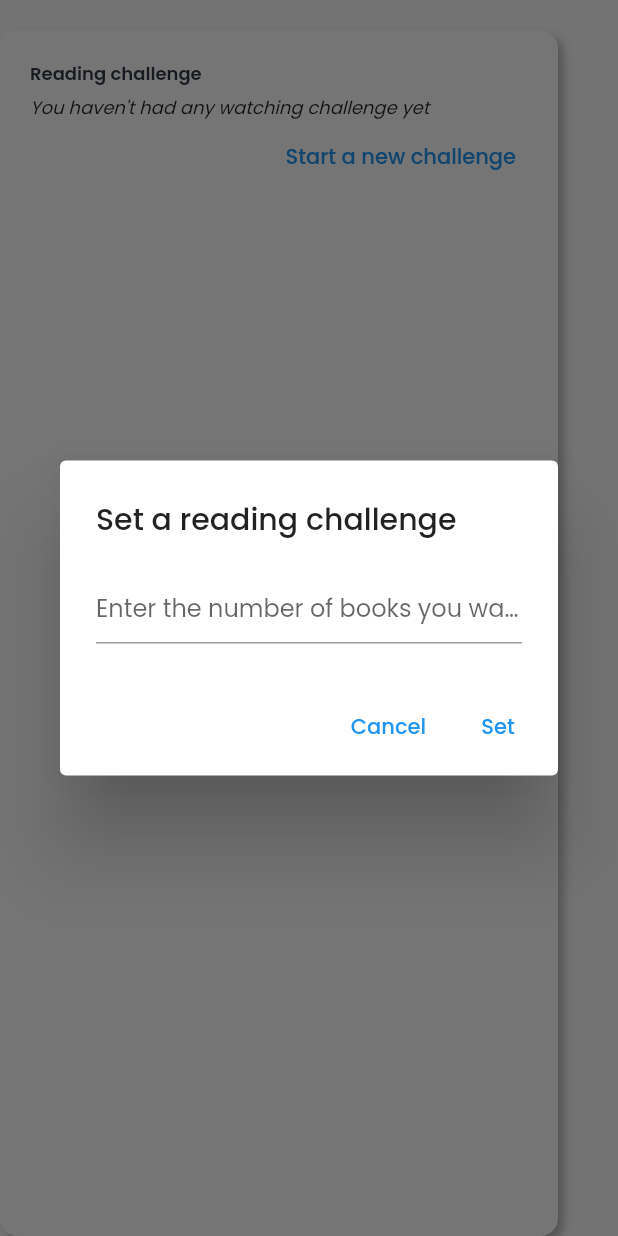
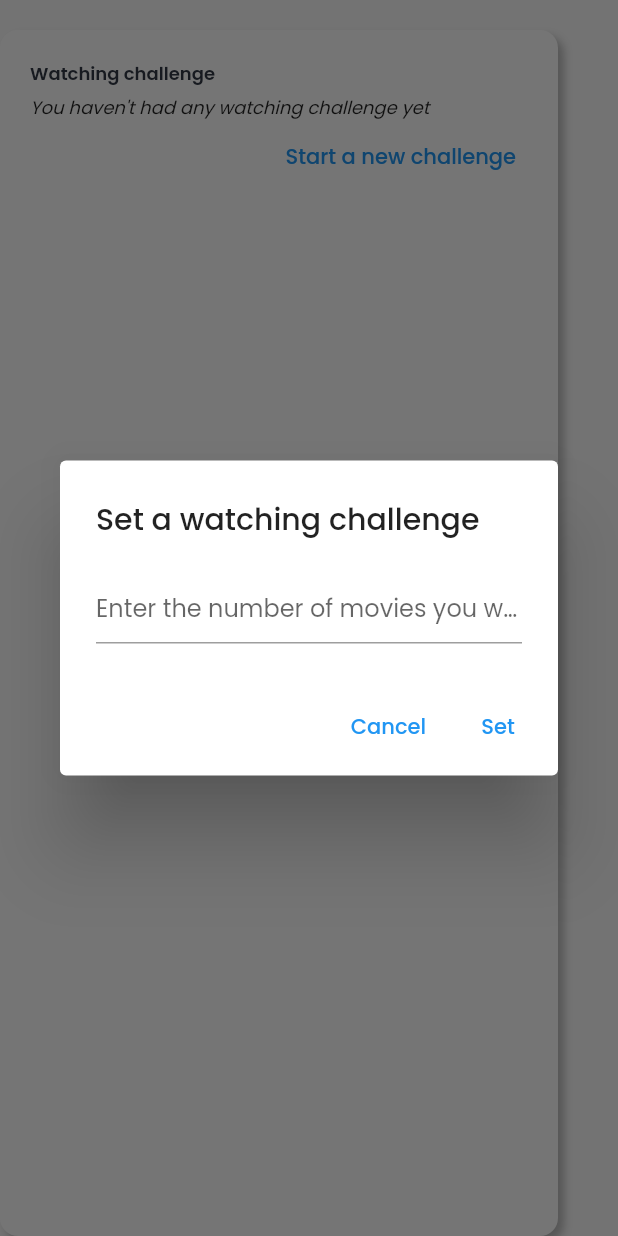
Before and after one commit to dkdeptrai/BookVies, a Flutter app: the WatchingChallengeWidget widget shown alone on an empty page, opened directly, after a tap on "Start a new challenge", on a phone screen of 412 x 824 dp. Run offline on Flutter 3.47's test engine with Material 2 defaults, Android fonts, the phone set to English and light mode, and no system bars; our stand-ins replace bloc, cached_network_image, carousel_slider, cloud_firestore, equatable, firebase_auth and 16 more; accounts and stored records are empty; project files that could hold a hidden picture were left out.

Commit message:
fix: mistake on watching challenge title

```diff
--- a/lib/screens/library_screen/widgets/watching_challenge_widget.dart
+++ b/lib/screens/library_screen/widgets/watching_challenge_widget.dart
@@ -45,7 +45,7 @@ class _WatchingChallengeWidgetState extends State<WatchingChallengeWidget> {
               return Column(
                 crossAxisAlignment: CrossAxisAlignment.start,
                 children: [
-                  const Text("Reading challenge",
+                  const Text("Watching challenge",
                       style: AppStyles.smallSemiBoldText),
                   const SizedBox(height: 5),
                   const Text("You haven't had any watching challenge yet",
@@ -112,12 +112,12 @@ class _WatchingChallengeWidgetState extends State<WatchingChallengeWidget> {
         context: context,
         builder: (context) {
           return AlertDialog(
-            title: const Text("Set a reading challenge"),
+            title: const Text("Set a watching challenge"),
             content: TextField(
               controller: controller,
               keyboardType: TextInputType.number,
               decoration: const InputDecoration(
-                  hintText: "Enter the number of books you want to read"),
+                  hintText: "Enter the number of movies you want to watch"),
             ),
             actions: [
               TextButton(
--- a/lib/screens/movies_screen/movies_screen.dart
+++ b/lib/screens/movies_screen/movies_screen.dart
@@ -33,7 +33,7 @@ class _MoviesScreenState extends State<MoviesScreen> {
           child: Padding(
             padding: const EdgeInsets.symmetric(
                 vertical: AppDimensions.defaultPadding),
-            child: Column(children: [
+            child: Column(children: const [
               TopMoviesWidget(),
               SizedBox(height: 20.0),
               RecommendMoviesWidget(),
```
